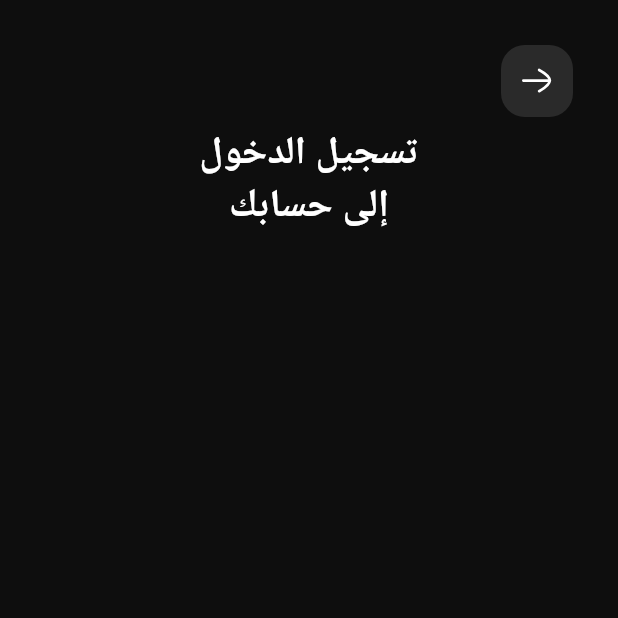
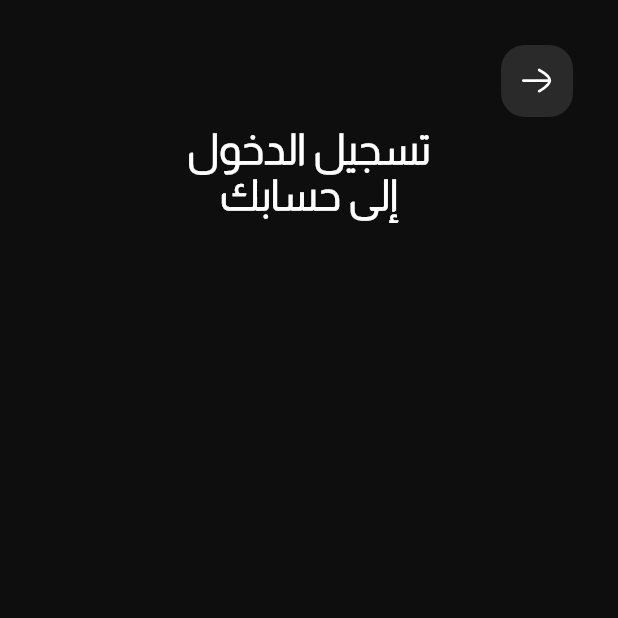
Before and after one commit to OmarAmeer96/Black-Market, a Flutter app: the screen it shows after launch, on a phone screen of 412 x 824 dp, the top half of it. Run offline on Flutter 3.47's test engine with Material 2 defaults, Android fonts, the phone set to English and light mode, and no system bars; our stand-ins replace flutter_svg, go_router.

```diff
--- /dev/null
+++ b/l10n.yaml
@@ -0,0 +1,3 @@
+arb-dir: lib/l10n
+template-arb-file: app_en.arb
+output-localization-file: app_localizations.dart
--- a/lib/Core/utils/styles.dart
+++ b/lib/Core/utils/styles.dart
@@ -7,8 +7,8 @@ abstract class Styles {
     fontFamily: kAlmaraiLight,
     fontWeight: FontWeight.w700,
   );
-  static const almaraiRegular26 = TextStyle(
-    fontSize: 26,
+  static const almaraiRegular28 = TextStyle(
+    fontSize: 28,
     fontFamily: kAlmaraiLight,
     fontWeight: FontWeight.w700,
   );
--- a/lib/Features/auth/login/presentation/views/widgets/login_view_body.dart
+++ b/lib/Features/auth/login/presentation/views/widgets/login_view_body.dart
@@ -1,3 +1,4 @@
+import 'package:black_market/Core/utils/styles.dart';
 import 'package:black_market/Core/widgets/custom_app_bar.dart';
 import 'package:flutter/material.dart';
 
@@ -6,22 +7,17 @@ class LoginViewBody extends StatelessWidget {
 
   @override
   Widget build(BuildContext context) {
-    return const Padding(
-      padding: EdgeInsets.only(top: 24, left: 24, right: 24),
+    return Padding(
+      padding: const EdgeInsets.only(top: 24, left: 24, right: 24),
       child: Column(
         children: [
-          CustomAppBar(),
+          const CustomAppBar(),
           SizedBox(
             width: 252,
             child: Text(
               "تسجيل الدخول\nإلى حسابك",
               textAlign: TextAlign.center,
-              style: TextStyle(
-                color: Colors.white,
-                fontSize: 26,
-                fontFamily: '',
-                fontWeight: FontWeight.w700,
-              ),
+              style: Styles.almaraiRegular28.copyWith(letterSpacing: 1),
             ),
           ),
         ],
--- /dev/null
+++ b/lib/l10n/app_ar.arb
@@ -0,0 +1 @@
+{ "hello": "ازيك يلا عامل ايه" }
--- /dev/null
+++ b/lib/l10n/app_en.arb
@@ -0,0 +1 @@
+{ "hello": "Hello, How are you?" }
--- a/pubspec.yaml
+++ b/pubspec.yaml
@@ -30,6 +30,8 @@ environment:
 dependencies:
   flutter:
     sdk: flutter
+  flutter_localizations:
+    sdk: flutter
 
   # The following adds the Cupertino Icons font to your application.
   # Use with the CupertinoIcons class for iOS style icons.
@@ -42,6 +44,7 @@ dependencies:
   shimmer: ^3.0.0
   dartz: ^0.10.1
   equatable: ^2.0.5
+  intl: ^0.18.1
 
 dev_dependencies:
   flutter_test:
@@ -63,6 +66,7 @@ flutter:
   # included with your application, so that you can use the icons in
   # the material Icons class.
   uses-material-design: true
+  generate: true
 
   # To add assets to your application, add an assets section, like this:
   assets:
```
Also changed, not shown: pubspec.lock.
